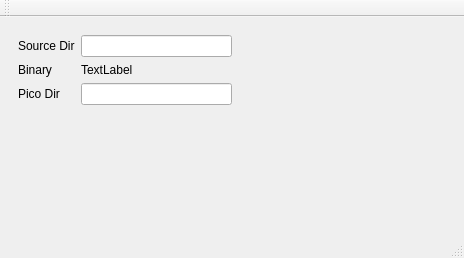
First picture: the form in mainwindow.ui, repository rbehm-ibb/picoload, before the edit.
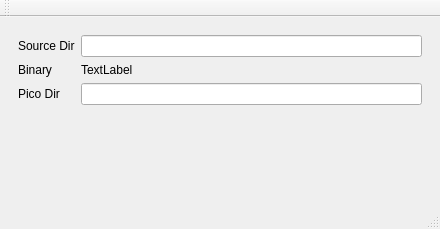
Second picture: the form after the edit. Icons and pictures are not drawn. Custom widgets are drawn as their Qt base class.

Commit message: fix typo smaller window

```diff
--- a/mainwindow.ui
+++ b/mainwindow.ui
@@ -6,8 +6,8 @@
    <rect>
     <x>0</x>
     <y>0</y>
-    <width>464</width>
-    <height>258</height>
+    <width>440</width>
+    <height>229</height>
    </rect>
   </property>
   <property name="sizePolicy">
@@ -25,8 +25,6 @@
      <widget class="QWidget" name="widget" native="true">
       <layout class="QVBoxLayout" name="verticalLayout">
        <item>
-        <layout class="QHBoxLayout" name="horizontalLayout">
-         <item>
           <layout class="QFormLayout" name="formLayout">
            <item row="0" column="0">
             <widget class="QLabel" name="label">
@@ -69,21 +67,6 @@
           </layout>
          </item>
          <item>
-          <spacer name="horizontalSpacer">
-           <property name="orientation">
-            <enum>Qt::Horizontal</enum>
-           </property>
-           <property name="sizeHint" stdset="0">
-            <size>
-             <width>40</width>
-             <height>20</height>
-            </size>
-           </property>
-          </spacer>
-         </item>
-        </layout>
-       </item>
-       <item>
         <spacer name="verticalSpacer">
          <property name="orientation">
           <enum>Qt::Vertical</enum>
```
Left out of the diff: 6 changed lines with no effect on the pictures. Lines whose indentation alone changed are shown as unchanged. The commit also changes 2 other files.
